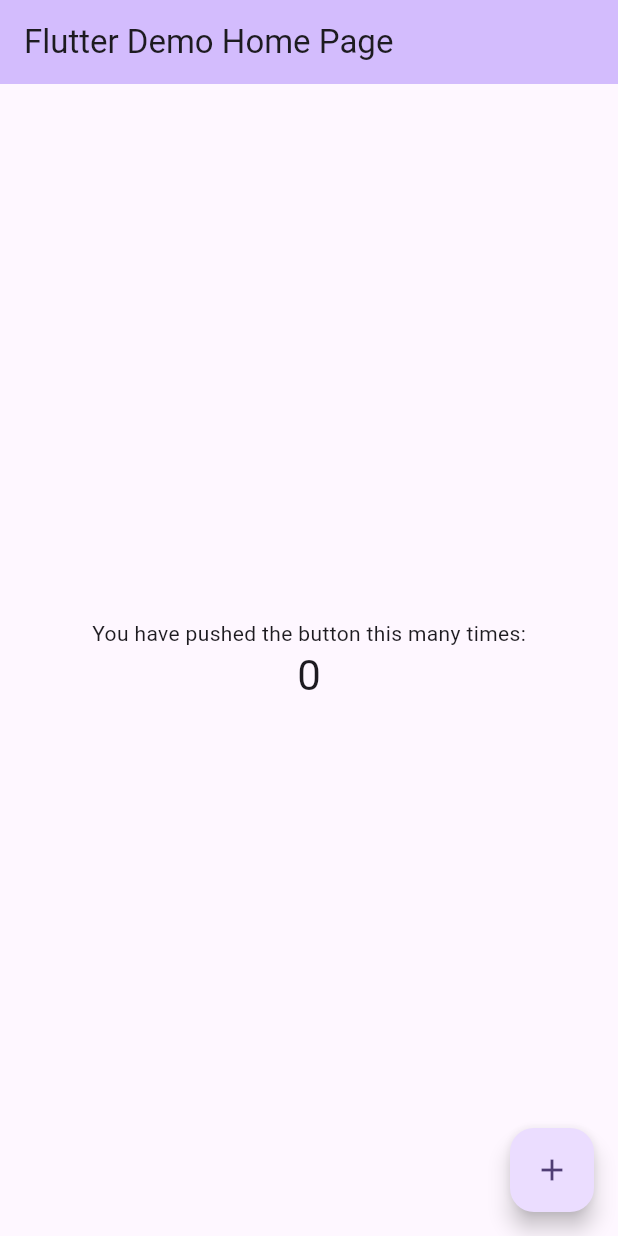
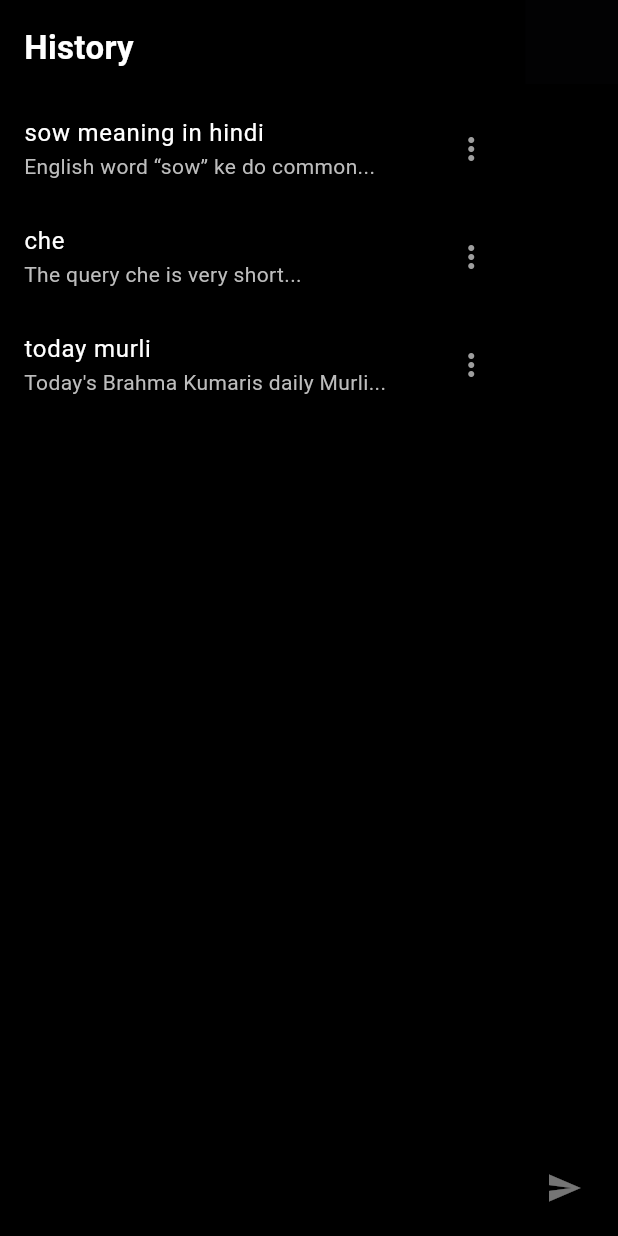
Before and after one commit to kunal-104/Perplexity_Clone, a Flutter app: the screen it shows after launch, with the side drawer open (before the commit the screen has no drawer), on a phone screen of 412 x 824 dp. Run offline on Flutter 3.47's test engine with Material 3 defaults, Android fonts, the phone set to English and light mode, and no system bars.

Commit message:
Implemented chat screen with AI replies and message bubbles

```diff
--- a/lib/main.dart
+++ b/lib/main.dart
@@ -1,4 +1,5 @@
 import 'package:flutter/material.dart';
+import 'screens/chat_screen.dart';
 
 void main() {
   runApp(const MyApp());
@@ -30,7 +31,7 @@ class MyApp extends StatelessWidget {
         // tested with just a hot reload.
         colorScheme: ColorScheme.fromSeed(seedColor: Colors.deepPurple),
       ),
-      home: const MyHomePage(title: 'Flutter Demo Home Page'),
+       home: ChatScreen(),
     );
   }
 }
--- /dev/null
+++ b/lib/models/message_model.dart
@@ -0,0 +1,9 @@
+class Message {
+  final String text;
+  final bool isUser;
+
+  Message({
+    required this.text,
+    required this.isUser,
+  });
+}
--- /dev/null
+++ b/lib/screens/chat_history_screen.dart
@@ -0,0 +1,76 @@
+import 'package:flutter/material.dart';
+
+class ChatHistoryScreen extends StatelessWidget {
+  const ChatHistoryScreen({super.key});
+
+  @override
+  Widget build(BuildContext context) {
+    return SafeArea(
+      child: Container(
+        width: MediaQuery.of(context).size.width * 0.85,
+        color: Colors.black,
+        child: Column(
+          crossAxisAlignment: CrossAxisAlignment.start,
+          children: [
+            const Padding(
+              padding: EdgeInsets.all(16),
+              child: Text(
+                "History",
+                style: TextStyle(
+                  color: Colors.white,
+                  fontSize: 22,
+                  fontWeight: FontWeight.bold,
+                ),
+              ),
+            ),
+
+            Expanded(
+              child: ListView(
+                children: const [
+                  HistoryTile(
+                    title: "sow meaning in hindi",
+                    subtitle: "English word “sow” ke do common...",
+                  ),
+                  HistoryTile(
+                    title: "che",
+                    subtitle: "The query che is very short...",
+                  ),
+                  HistoryTile(
+                    title: "today murli",
+                    subtitle: "Today's Brahma Kumaris daily Murli...",
+                  ),
+                ],
+              ),
+            ),
+          ],
+        ),
+      ),
+    );
+  }
+}
+
+class HistoryTile extends StatelessWidget {
+  final String title;
+  final String subtitle;
+
+  const HistoryTile({
+    super.key,
+    required this.title,
+    required this.subtitle,
+  });
+
+  @override
+  Widget build(BuildContext context) {
+    return ListTile(
+      title: Text(title,
+          style: const TextStyle(color: Colors.white)),
+      subtitle: Text(
+        subtitle,
+        style: TextStyle(color: Colors.grey.shade400),
+        maxLines: 2,
+        overflow: TextOverflow.ellipsis,
+      ),
+      trailing: const Icon(Icons.more_vert, color: Colors.grey),
+    );
+  }
+}
--- /dev/null
+++ b/lib/screens/chat_screen.dart
@@ -0,0 +1,77 @@
+import 'package:flutter/material.dart';
+import '../widgets/message_bubble.dart';
+import '../widgets/input_box.dart';
+import '../models/message_model.dart';
+import 'chat_history_screen.dart';
+class ChatScreen extends StatefulWidget {
+  const ChatScreen({super.key});
+
+  @override
+  State<ChatScreen> createState() => _ChatScreenState();
+}
+
+class _ChatScreenState extends State<ChatScreen> {
+  List<Message> messages = [];
+  final ScrollController _scrollController = ScrollController();
+
+  void _sendMessage(String text) {
+    if (text.trim().isEmpty) return;
+
+    // Add user message
+    setState(() {
+      messages.add(Message(text: text, isUser: true));
+    });
+    _scrollToBottom();
+
+    // Add AI reply after 500ms
+    Future.delayed(const Duration(milliseconds: 500), () {
+      setState(() {
+        messages.add(Message(text: "AI reply to: $text", isUser: false));
+      });
+      _scrollToBottom();
+    });
+  }
+
+  void _scrollToBottom() {
+    if (_scrollController.hasClients) {
+      _scrollController.animateTo(
+        _scrollController.position.maxScrollExtent + 70,
+        duration: const Duration(milliseconds: 300),
+        curve: Curves.easeOut,
+      );
+    }
+  }
+
+  @override
+  Widget build(BuildContext context) {
+    return Scaffold(
+      backgroundColor: Colors.black,
+      drawer: const ChatHistoryScreen(),
+      drawerEnableOpenDragGesture: true,
+      drawerEdgeDragWidth: 80,
+      appBar: AppBar(
+        backgroundColor: Colors.black,
+        elevation: 1,
+        iconTheme: const IconThemeData(color: Colors.white, size: 24),
+        title: const Text(
+          "perplexity",
+          style: TextStyle(color: Colors.white, fontWeight: FontWeight.w500),
+        ),
+      ),
+      body: Column(
+        children: [
+          Expanded(
+            child: ListView.builder(
+              controller: _scrollController,
+              itemCount: messages.length,
+              itemBuilder: (_, index) {
+                return MessageBubble(message: messages[index]);
+              },
+            ),
+          ),
+          InputBox(onSend: _sendMessage),
+        ],
+      ),
+    );
+  }
+}
--- /dev/null
+++ b/lib/widgets/input_box.dart
@@ -0,0 +1,53 @@
+import 'package:flutter/material.dart';
+
+class InputBox extends StatefulWidget {
+  final Function(String) onSend;
+
+  const InputBox({
+    super.key,
+    required this.onSend,
+  });
+
+  @override
+  State<InputBox> createState() => _InputBoxState();
+}
+
+class _InputBoxState extends State<InputBox> {
+  final TextEditingController _controller = TextEditingController();
+
+  void _sendMessage() {
+    final text = _controller.text.trim();
+    if (text.isEmpty) return;
+
+    widget.onSend(text); // 👈 send to ChatScreen
+    _controller.clear();
+  }
+
+  @override
+  Widget build(BuildContext context) {
+    return Container(
+      padding: const EdgeInsets.symmetric(horizontal: 12, vertical: 8),
+      color: Colors.black,
+      child: Row(
+        children: [
+          Expanded(
+            child: TextField(
+              controller: _controller,
+              style: const TextStyle(color: Colors.white),
+              decoration: const InputDecoration(
+                hintText: "Ask anything...",
+                hintStyle: TextStyle(color: Colors.grey),
+                border: InputBorder.none,
+              ),
+              onSubmitted: (_) => _sendMessage(), // ENTER key
+            ),
+          ),
+          IconButton(
+            icon: const Icon(Icons.send, color: Colors.white),
+            onPressed: _sendMessage,
+          ),
+        ],
+      ),
+    );
+  }
+}
```
Also changed, not shown: lib/screens/home_screen.dart (added, +28 -0 lines), lib/widgets/message_bubble.dart (added, +37 -0 lines), lib/services/api_service.dart (added), pubspec.lock.
